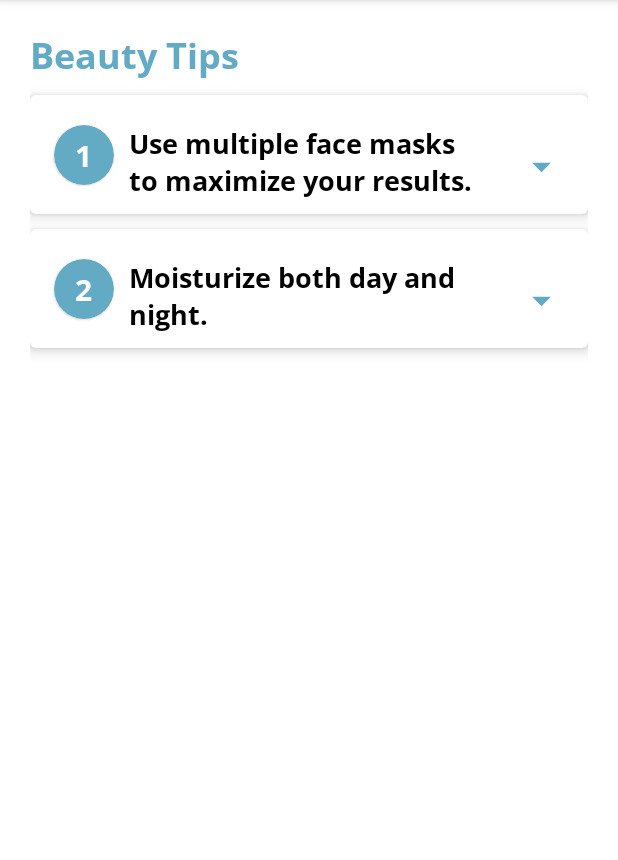
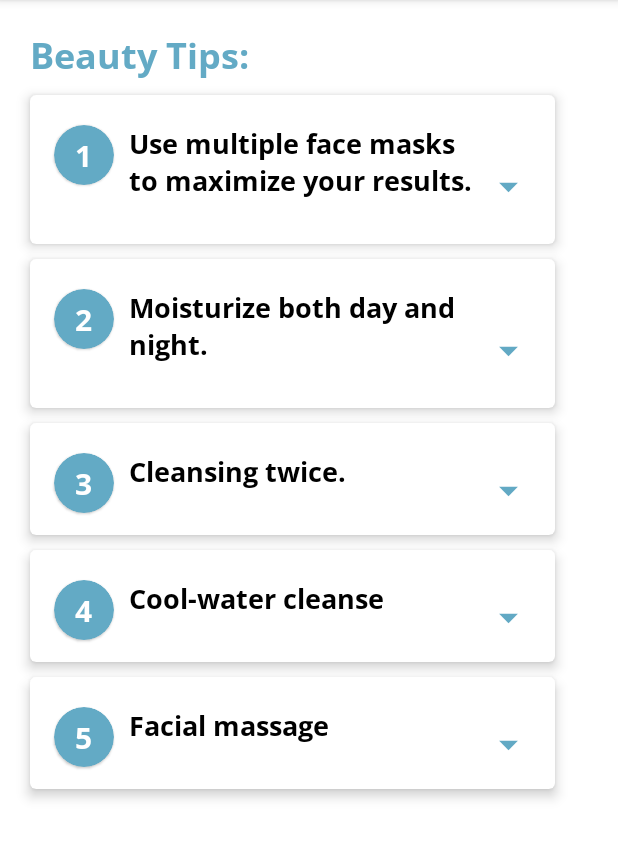
Before and after one commit to Chndr-3/Capstone-Project-Mobile-Development-Repository, an Android app: the BeautyTipsActivity screen opened directly, with no data from a screen before it, on a phone screen of 412 x 824 dp, the part 84-944 px from its top. Run offline under Robolectric (Android 15) with nearby library versions, the phone set to English and light mode, and no system bars; Roboto replaces fonts that are not available here.

Commit message:
Resize the layout item for beauty tips

```diff
--- a/app/src/main/res/layout/activity_beauty_tips.xml
+++ b/app/src/main/res/layout/activity_beauty_tips.xml
@@ -24,8 +24,6 @@
         android:id="@+id/rvBeautyTips"
         android:layout_width="0dp"
         android:layout_height="0dp"
-        android:layout_marginStart="20dp"
-        android:layout_marginEnd="20dp"
         app:layout_constraintBottom_toBottomOf="parent"
         app:layout_constraintEnd_toEndOf="parent"
         app:layout_constraintStart_toStartOf="parent"
--- a/app/src/main/res/layout/beauty_tips_item.xml
+++ b/app/src/main/res/layout/beauty_tips_item.xml
@@ -3,11 +3,12 @@
     xmlns:app="http://schemas.android.com/apk/res-auto"
     xmlns:tools="http://schemas.android.com/tools"
     android:id="@+id/card"
-    android:layout_width="match_parent"
+    android:layout_width="350dp"
     android:layout_height="wrap_content"
     android:layout_marginTop="10dp"
     android:backgroundTint="@color/white"
     app:cardElevation="5dp"
+    android:layout_marginHorizontal="20dp"
     app:layout_constraintBottom_toBottomOf="parent"
     app:layout_constraintEnd_toEndOf="parent"
     app:layout_constraintStart_toStartOf="parent"
@@ -51,7 +52,7 @@
             android:layout_marginEnd="10dp"
             android:layout_marginBottom="28dp"
             android:fontFamily="@font/open_sans_bold"
-            android:paddingBottom="10dp"
+            android:paddingBottom="30dp"
             android:text="@string/disease_name"
             android:textAlignment="viewStart"
             android:textColor="#000000"
@@ -66,18 +67,16 @@
 
         <TextView
             android:id="@+id/beautyDescription"
-            android:layout_width="300dp"
+            android:layout_width="0dp"
             android:layout_height="wrap_content"
-            android:layout_marginTop="20dp"
             android:layout_marginBottom="20dp"
             android:ellipsize="end"
             android:fontFamily="@font/open_sans"
-            android:maxLines="4"
             android:text="@string/disease_description"
             android:textColor="#000000"
             android:textSize="14sp"
             app:layout_constraintBottom_toBottomOf="parent"
-            app:layout_constraintEnd_toEndOf="@+id/beautyTips"
+            app:layout_constraintEnd_toEndOf="@+id/dropDown"
             app:layout_constraintHorizontal_bias="0.0"
             app:layout_constraintStart_toStartOf="@+id/materialCardView2"
             app:layout_constraintTop_toBottomOf="@+id/beautyTips" />
--- a/app/src/main/res/values/strings.xml
+++ b/app/src/main/res/values/strings.xml
@@ -31,17 +31,23 @@
     <string-array name="beautyTips">
         <item>Use multiple face masks to maximize your results.</item>
         <item>Moisturize both day and night.</item>
+        <item>Cleansing twice.</item>
+        <item>Cool-water cleanse</item>
+        <item>Facial massage</item>
 
     </string-array>
     <string-array name="beautyDescription">
         <item>Skincare is not one-size-fits-all, so customizing your routine can help get you the best results for your complexion. "Multi-masking is when multiple facial masks are used or layered simultaneously on the skin to combat different skin concerns at one time," explains New York City aesthetician Cecilia Wong.</item>
         <item>"The best times to moisturize are right after you get out of the shower and right before you go to bed," explained Dr. Janet Prystowsky M.D., an NYC-based dermatologist. Avoid lotions with heavy fragrances and make sure you find a moisturizer gentle enough for every day use with zero irritation.</item>
+        <item>Using two cleansers helps to remove debris, makeup, and oil from the day.</item>
+        <item>Hot water is too intense for your face. Use lukewarm or cool water, and avoid washing your face in the shower unless you turn down the temp.</item>
+    <item>A face massage or face roller can help de-puff your skin. A massaging tool can increase blood flow, leaving you looking awake and fresh.</item>
     </string-array>
     <!-- TODO: Remove or change this placeholder text -->
     <string name="hello_blank_fragment">Hello blank fragment</string>
     <string name="daily_trivia">Daily Trivia</string>
     <string name="do_you_know_that_moisturizer_is_the_best_defense_against_dry_skin">Do you know that moisturizer is the best defense against dry skin?</string>
-    <string name="beauty_tips">Beauty Tips</string>
+    <string name="beauty_tips">Beauty Tips:</string>
     <string name="face_scan_history">Face Scan History</string>
     <string name="welcome">Welcome</string>
     <string name="common_facial_skin_disease">Common Facial Skin Disease</string>
```
